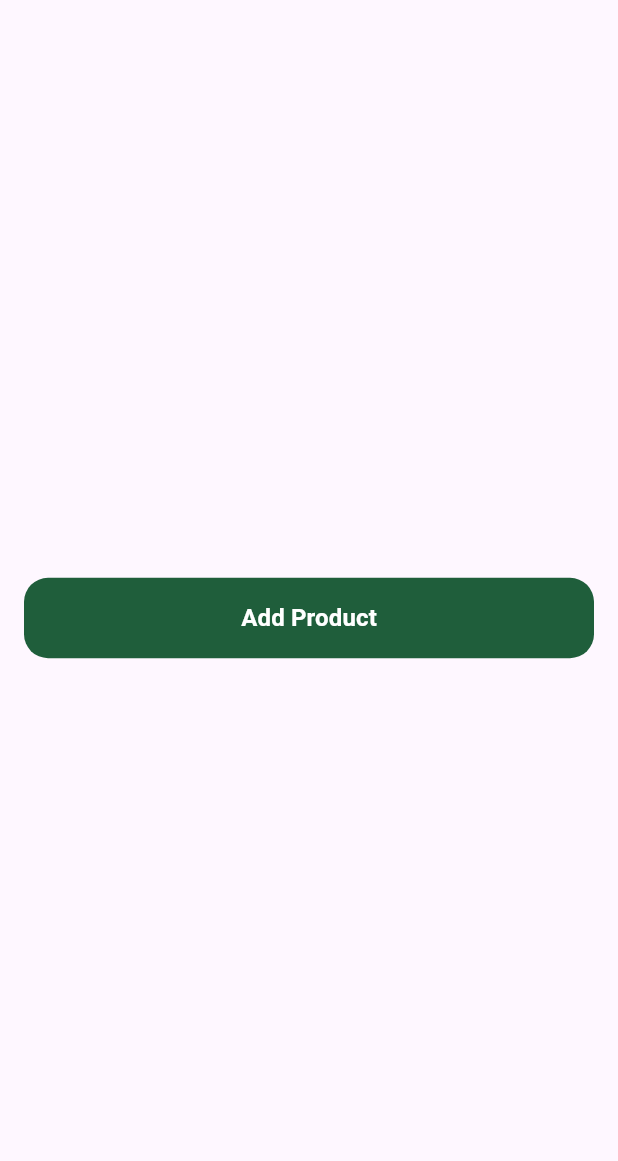
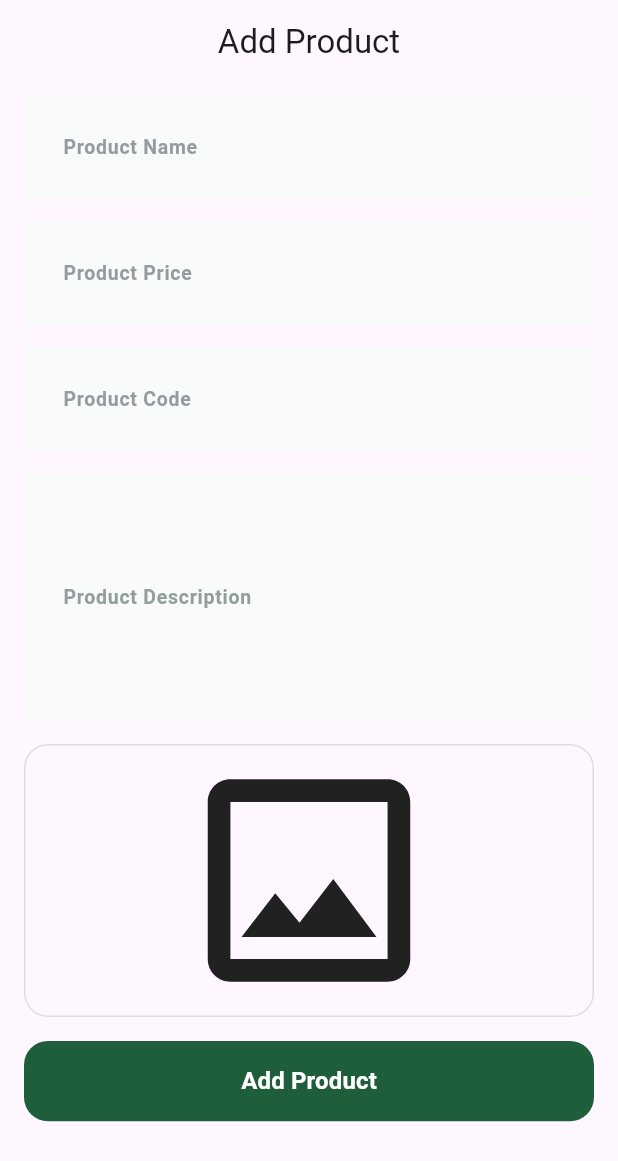
Before and after one commit to Afraym-Herz/E-commerce_dashboard, a Flutter app: the screen it shows after launch, on a phone screen of 412 x 824 dp. Shown: the top 1161 px of the screen. Run offline on Flutter 3.47's test engine with Material 3 defaults, Android fonts, the phone set to English and light mode, and no system bars; drawn by our look-alikes of skeletonizer; our stand-ins replace firebase_core, image_picker; accounts and stored records are empty.

Commit message:
create image picker container

```diff
--- a/analysis_options.yaml
+++ b/analysis_options.yaml
@@ -21,8 +21,9 @@ linter:
   # `// ignore_for_file: name_of_lint` syntax on the line or in the file
   # producing the lint.
   rules:
-    # avoid_print: false  # Uncomment to disable the `avoid_print` rule
-    # prefer_single_quotes: true  # Uncomment to enable the `prefer_single_quotes` rule
+    prefer_const_constructors: true
+    prefer_const_literals_to_create_immutables: true
+    prefer_const_declarations: true
 
 # Additional information about this file can be found at
 # https://dart.dev/guides/language/analysis-options
--- a/lib/core/widgets/custom_text_form_field.dart
+++ b/lib/core/widgets/custom_text_form_field.dart
@@ -1,26 +1,28 @@
-
 import 'package:e_commerce_dashboard/core/utils/app_colors.dart';
 import 'package:e_commerce_dashboard/core/utils/app_text_styles.dart';
 import 'package:e_commerce_dashboard/features/presentation/views/widgets/build_outline_input_border.dart';
 import 'package:flutter/material.dart';
 
 class CustomTextFormField extends StatelessWidget {
-  const CustomTextFormField({super.key, required this.title , this.isPhoneNum = false, this.onSaved});
+  const CustomTextFormField({super.key, required this.title , this.onSaved, this.maxLines = 1,  this.isNum = false });
   final String title;
-  final bool isPhoneNum;
   final void Function(String?)? onSaved ;
+  final bool isNum ;
+  final int maxLines ;
+
 
   @override
   Widget build(BuildContext context) {
     return  TextFormField(
       validator: (value) {
         if (value == null || value.isEmpty) {
-          return 'يجب ادخال $title';
+          return 'must add $title';
         }
         return null;
       },
+      maxLines: maxLines,
       onSaved: onSaved,
-      keyboardType: isPhoneNum ? TextInputType.phone : TextInputType.text,
+      keyboardType: isNum ? TextInputType.number : TextInputType.text,
       decoration: InputDecoration(
         filled: true,
         fillColor: const Color(0xffF9FAFA),
--- a/lib/features/presentation/views/widgets/dashboard_view_body.dart
+++ b/lib/features/presentation/views/widgets/dashboard_view_body.dart
@@ -1,19 +1,86 @@
+import 'dart:io';
+
 import 'package:e_commerce_dashboard/core/widgets/custom_button.dart';
+import 'package:e_commerce_dashboard/core/widgets/custom_text_form_field.dart';
+import 'package:e_commerce_dashboard/features/presentation/views/widgets/image_picker_container.dart';
 import 'package:flutter/material.dart';
 
-class DashboardViewBody extends StatelessWidget {
+class DashboardViewBody extends StatefulWidget {
   const DashboardViewBody({super.key});
 
   @override
+  State<DashboardViewBody> createState() => _DashboardViewBodyState();
+}
+
+class _DashboardViewBodyState extends State<DashboardViewBody> {
+  GlobalKey<FormState> formKey = GlobalKey<FormState>();
+  AutovalidateMode autovalidateMode = AutovalidateMode.disabled;
+  late String productName, productDescription;
+  late int productPrice, productCode;
+  late File? imageFile;
+
+  @override
   Widget build(BuildContext context) {
-    return  Scaffold(
+    return Scaffold(
+      appBar: AppBar(title: const Text('Add Product'), centerTitle: true),
       body: Padding(
-        padding: const EdgeInsets.symmetric(horizontal: 16),
-        child: Column(
-          mainAxisAlignment: MainAxisAlignment.center,
-          children: [
-            CustomButton(onPressed: (){}, title: 'Add Product',),
-          ],
+        padding: const EdgeInsets.symmetric(horizontal: 16, vertical: 8),
+        child: SingleChildScrollView(
+          child: Form(
+            key: formKey,
+            autovalidateMode: autovalidateMode,
+            child: Column(
+              mainAxisAlignment: MainAxisAlignment.center,
+              children: [
+                CustomTextFormField(
+                  title: 'Product Name',
+                  onSaved: (value) {
+                    productName = value!;
+                  },
+                ),
+                const SizedBox(height: 16),
+                CustomTextFormField(
+                  title: 'Product Price',
+                  isNum: true,
+                  onSaved: (value) {
+                    productPrice = int.parse(value!);
+                  },
+                ),
+                const SizedBox(height: 16),
+                CustomTextFormField(
+                  title: 'Product Code',
+                  isNum: true,
+                  onSaved: (value) {
+                    productCode = int.parse(value!);
+                  },
+                ),
+                const SizedBox(height: 16),
+                CustomTextFormField(
+                  title: 'Product Description',
+                  maxLines: 5,
+                  onSaved: (value) {
+                    productDescription = value!;
+                  },
+                ),
+                const SizedBox(height: 16),
+                ImagePickerContainer(
+                  onImageSelected: (value) {
+                    imageFile = value;
+
+                  },
+                ),
+                const SizedBox(height: 16),
+                CustomButton(onPressed: () {
+                  if (formKey.currentState!.validate()) {
+                    formKey.currentState!.save();
+                    setState(() {
+                      autovalidateMode = AutovalidateMode.always;
+                    });
+                  }
+                }, title: 'Add Product'),
+              ],
+            ),
+          ),
         ),
       ),
     );
--- /dev/null
+++ b/lib/features/presentation/views/widgets/image_picker_container.dart
@@ -0,0 +1,71 @@
+import 'dart:io';
+
+import 'package:flutter/material.dart';
+import 'package:image_picker/image_picker.dart';
+import 'package:skeletonizer/skeletonizer.dart';
+
+class ImagePickerContainer extends StatefulWidget {
+  const ImagePickerContainer({super.key, required this.onImageSelected});
+  final ValueChanged<File?> onImageSelected;
+  @override
+  State<ImagePickerContainer> createState() => _ImagePickerContainerState();
+}
+
+class _ImagePickerContainerState extends State<ImagePickerContainer> {
+  File? imageFile;
+  bool isLoading = false;
+
+  @override
+  Widget build(BuildContext context) {
+    return Skeletonizer(
+      enabled: isLoading,
+      child: GestureDetector(
+        onTap: () async {
+          isLoading = true;
+          setState(() {});
+          await imgaePickerMethod();
+          isLoading = false;
+          setState(() {});
+        },
+        child: Stack(
+          children: [
+            Container(
+              decoration: BoxDecoration(
+                borderRadius: BorderRadius.circular(16),
+                border: Border.all(color: const Color(0xffDDDFDF), width: 1),
+              ),
+              width: double.infinity,
+              child: imageFile != null
+                  ? Image.file(imageFile!)
+                  : const Icon(Icons.image_outlined, size: 180),
+            ),
+            Visibility(
+              visible: imageFile != null,
+              child: IconButton(
+                onPressed: () {
+                  imageFile = null;
+                  setState(() {});
+                },
+                icon: Icon(Icons.cancel_outlined,
+                size: 35,
+                color: Colors.red.shade400,)
+              ),
+            ),
+          ],
+        ),
+      ),
+    );
+  }
+
+  Future<void> imgaePickerMethod() async {
+    try {
+      final ImagePicker picker = ImagePicker();
+      final XFile? image = await picker.pickImage(source: ImageSource.gallery);
+      imageFile = File(image!.path);
+
+      widget.onImageSelected(imageFile);
+    } on Exception catch (e) {
+      SnackBar(content: Text(e.toString()));
+    }
+  }
+}
```
Also changed, not shown: pubspec.yaml (+5 -17 lines), pubspec.lock, 6 other files.
